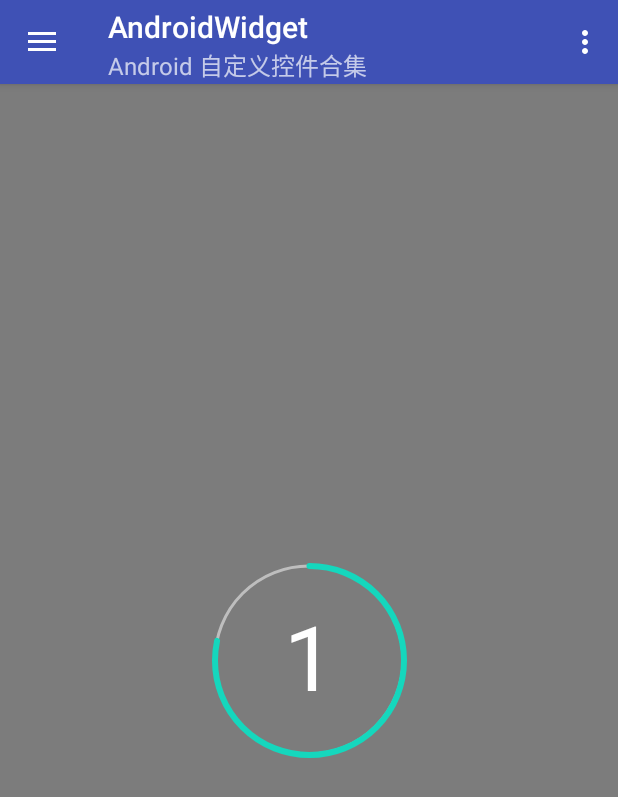
After one commit to supercoeus/AndroidWidget, an Android app: the fragment CountdownViewFragment placed in its activity, on a phone screen of 412 x 824 dp. The commit adds this screen. Shown: the top 797 px of the screen. Run offline under Robolectric (Android 15) with nearby library versions, the light colour scheme and no system bars; 1 statement that could not run was skipped.

Commit message:
Added countdown view

```diff
--- a/app/src/main/java/com/github/airsaid/androidwidget/MainFragment.java
+++ b/app/src/main/java/com/github/airsaid/androidwidget/MainFragment.java
@@ -5,29 +5,15 @@ import android.support.annotation.Nullable;
 import android.support.v4.app.Fragment;
 import android.support.v7.widget.LinearLayoutManager;
 import android.support.v7.widget.RecyclerView;
+import android.util.Log;
 import android.view.LayoutInflater;
 import android.view.View;
 import android.view.ViewGroup;
 
 import com.github.airsaid.androidwidget.adapter.ItemAdapter;
 import com.github.airsaid.androidwidget.data.Item;
-import com.github.airsaid.androidwidget.ui.AmountViewFragment;
-import com.github.airsaid.androidwidget.ui.BounceViewFragment;
-import com.github.airsaid.androidwidget.ui.CalendarViewFragment;
-import com.github.airsaid.androidwidget.ui.FlowLayoutFragment;
-import com.github.airsaid.androidwidget.ui.InputCodeLayoutFragment;
-import com.github.airsaid.androidwidget.ui.ProgressBarViewFragment;
-import com.github.airsaid.androidwidget.ui.SimpleLinearLayoutFragment;
-import com.github.airsaid.androidwidget.ui.StaffViewFragment;
-import com.github.airsaid.androidwidget.ui.SuperTextViewFragment;
-import com.github.airsaid.androidwidget.widget.AmountView;
-import com.github.airsaid.androidwidget.widget.BounceView;
-import com.github.airsaid.androidwidget.widget.FlowLayout;
-import com.github.airsaid.androidwidget.widget.InputCodeLayout;
-import com.github.airsaid.androidwidget.widget.ProgressBarView;
-import com.github.airsaid.androidwidget.widget.SimpleLinearLayout;
-import com.github.airsaid.androidwidget.widget.StaffView;
-import com.github.airsaid.androidwidget.widget.SuperTextView;
+import com.github.airsaid.androidwidget.ui.*;
+import com.github.airsaid.androidwidget.widget.*;
 import com.github.airsaid.calendarview.widget.CalendarView;
 
 import java.util.ArrayList;
@@ -79,6 +65,10 @@ public class MainFragment extends Fragment {
         mViewItems.add(new Item(ProgressBarView.class.getSimpleName(),
                 "自定义进度条 View",
                 ProgressBarViewFragment.class));
+
+        mViewItems.add(new Item(CountdownView.class.getSimpleName(),
+                "倒计时 View",
+                CountdownViewFragment.class));
 
         mHasViewItems.add(new Item(SuperTextView.class.getSimpleName(),
                 "增强版 TextView",
--- /dev/null
+++ b/app/src/main/java/com/github/airsaid/androidwidget/ui/CountdownViewFragment.java
@@ -0,0 +1,46 @@
+package com.github.airsaid.androidwidget.ui;
+
+import android.os.Bundle;
+import android.support.annotation.Nullable;
+import android.util.Log;
+import android.view.LayoutInflater;
+import android.view.View;
+import android.view.ViewGroup;
+import android.widget.Toast;
+import com.github.airsaid.androidwidget.R;
+import com.github.airsaid.androidwidget.widget.CountdownView;
+
+/**
+ * @author airsaid
+ */
+public class CountdownViewFragment extends BaseFragment {
+
+    private static final String TAG = CountdownViewFragment.class.getSimpleName();
+
+    private CountdownView mCountdownView;
+
+    @Nullable
+    @Override
+    public View onCreateView(LayoutInflater inflater, @Nullable ViewGroup container, @Nullable Bundle savedInstanceState) {
+        return inflater.inflate(R.layout.fragment_countdownview, container, false);
+    }
+
+    @Override
+    public void onViewCreated(View view, @Nullable Bundle savedInstanceState) {
+        super.onViewCreated(view, savedInstanceState);
+        mCountdownView = view.findViewById(R.id.countdownView);
+        mCountdownView.setOnCountdownListener((v, time) -> {
+            Log.d(TAG, "onCountdown time: " + time);
+
+            if (time == 0 && isVisible()) {
+                Toast.makeText(getContext(), "Countdown complete", Toast.LENGTH_SHORT).show();
+            }
+        });
+        mCountdownView.setOnClickListener(v -> {
+            mCountdownView.startCountdown(3);
+        });
+
+        mCountdownView.startCountdown(3);
+    }
+
+}
--- a/app/src/main/java/com/github/airsaid/androidwidget/ui/ProgressBarViewFragment.java
+++ b/app/src/main/java/com/github/airsaid/androidwidget/ui/ProgressBarViewFragment.java
@@ -35,7 +35,7 @@ public class ProgressBarViewFragment extends BaseFragment {
         super.onViewCreated(view, savedInstanceState);
         mRandom = new Random();
         mProgressBar = view.findViewById(R.id.progressBar);
-        view.findViewById(R.id.start).setOnClickListener(v -> {
+        mProgressBar.setOnClickListener(v -> {
             int progress = mRandom.nextInt(100);
             mProgressBar.setProgress(progress, true);
         });
--- a/app/src/main/java/com/github/airsaid/androidwidget/ui/StaffViewFragment.java
+++ b/app/src/main/java/com/github/airsaid/androidwidget/ui/StaffViewFragment.java
@@ -3,6 +3,7 @@ package com.github.airsaid.androidwidget.ui;
 import android.os.Bundle;
 import android.support.annotation.Nullable;
 import android.support.v4.app.Fragment;
+import android.util.Log;
 import android.view.LayoutInflater;
 import android.view.View;
 import android.view.ViewGroup;
@@ -97,4 +98,10 @@ public class StaffViewFragment extends BaseFragment implements View.OnClickListe
         }
     }
 
+    @Override
+    public void onDestroyView() {
+        mStaffView.stop();
+        super.onDestroyView();
+    }
+
 }
--- /dev/null
+++ b/app/src/main/java/com/github/airsaid/androidwidget/widget/CountdownView.java
@@ -0,0 +1,227 @@
+package com.github.airsaid.androidwidget.widget;
+
+import android.animation.ValueAnimator;
+import android.content.Context;
+import android.content.res.TypedArray;
+import android.graphics.Canvas;
+import android.graphics.Color;
+import android.graphics.Paint;
+import android.graphics.RectF;
+import android.support.annotation.ColorInt;
+import android.support.annotation.Nullable;
+import android.util.AttributeSet;
+import android.view.View;
+import android.view.animation.LinearInterpolator;
+import com.github.airsaid.androidwidget.R;
+
+/**
+ * 自定义倒计时 View。
+ *
+ * @author airsaid
+ */
+public class CountdownView extends View {
+
+    @ColorInt private int   mBorderColor;
+    private           float mBorderWidth;
+    @ColorInt private int   mProgressColor;
+    private           float mProgressWidth;
+    @ColorInt private int   mTextColor;
+    private           float mTextSize;
+    private           int   mTime;
+
+    private float mCurTime;
+    private int   mCurSecond;
+    private RectF mRectF = new RectF();
+    private Paint mPaint = new Paint(Paint.ANTI_ALIAS_FLAG);
+    private OnCountdownListener mOnCountdownListener;
+
+    public interface OnCountdownListener {
+        /**
+         * 倒计时。
+         *
+         * @param view 倒计时 View
+         * @param time 当前时间（单位秒）
+         */
+        void onCountdown(CountdownView view, int time);
+    }
+
+    public CountdownView(Context context) {
+        this(context, null);
+    }
+
+    public CountdownView(Context context, @Nullable AttributeSet attrs) {
+        this(context, attrs, 0);
+    }
+
+    public CountdownView(Context context, @Nullable AttributeSet attrs, int defStyleAttr) {
+        super(context, attrs, defStyleAttr);
+        TypedArray a = context.obtainStyledAttributes(attrs, R.styleable.CountdownView);
+        setBorderColor(a.getColor(R.styleable.CountdownView_cv_borderColor, Color.WHITE));
+        setBorderWidth(a.getDimension(R.styleable.CountdownView_cv_borderWidth, 4f));
+        setProgressColor(a.getColor(R.styleable.CountdownView_cv_progressColor, Color.WHITE));
+        setProgressWidth(a.getDimension(R.styleable.CountdownView_cv_progressWidth, 10f));
+        setTextColor(a.getColor(R.styleable.CountdownView_cv_textColor, Color.WHITE));
+        setTextSize(a.getDimensionPixelSize(R.styleable.CountdownView_cv_textSize, 28));
+        a.recycle();
+    }
+
+    /**
+     * 设置倒计时监听。
+     *
+     * @param listener 监听接口
+     */
+    public void setOnCountdownListener(OnCountdownListener listener) {
+        mOnCountdownListener = listener;
+    }
+
+    /**
+     * 设置倒计时边框颜色。
+     *
+     * @param color 倒计时边框颜色
+     */
+    public void setBorderColor(@ColorInt int color) {
+        if (color != mBorderColor) {
+            mBorderColor = color;
+        }
+    }
+
+    /**
+     * 设置倒计时边框宽度。
+     *
+     * @param width 倒计时边框宽度
+     */
+    public void setBorderWidth(float width) {
+        if (width != mBorderWidth) {
+            mBorderWidth = width;
+        }
+    }
+
+    /**
+     * 设置倒计时进度颜色。
+     *
+     * @param color 倒计时进度颜色
+     */
+    public void setProgressColor(@ColorInt int color) {
+        if (color != mProgressColor) {
+            mProgressColor = color;
+        }
+    }
+
+    /**
+     * 设置倒计时进度宽度。
+     *
+     * @param width 倒计时进度宽度
+     */
+    public void setProgressWidth(float width) {
+        if (width != mProgressWidth) {
+            mProgressWidth = width;
+        }
+    }
+
+    /**
+     * 设置倒计时文字颜色。
+     *
+     * @param color 文字颜色
+     */
+    public void setTextColor(@ColorInt int color) {
+        if (color != mTextColor) {
+            mTextColor = color;
+        }
+    }
+
+    /**
+     * 设置倒计时文字大小。
+     *
+     * @param size 文字大小
+     */
+    public void setTextSize(float size) {
+        if (size != mTextSize) {
+            mTextSize = size;
+        }
+    }
+
+    /**
+     * 设置倒计时时间。单位为秒。
+     *
+     * @param time 倒计时时间
+     */
+    public void setTime(int time) {
+        if (time != mTime) {
+            mTime = time;
+        }
+    }
+
+    /**
+     * 开始倒计时。
+     */
+    public void startCountdown() {
+        startCountdown(mTime);
+    }
+
+    /**
+     * 开始倒计时并指定倒计时时间。
+     *
+     * @param time 倒计时时间
+     */
+    public void startCountdown(int time) {
+        setTime(time);
+        start();
+    }
+
+    private void start() {
+        if (mTime <= 0) return;
+
+        ValueAnimator animator = ValueAnimator.ofFloat(0, mTime).setDuration(mTime * 1000);
+        animator.setInterpolator(new LinearInterpolator());
+        animator.addUpdateListener(new ValueAnimator.AnimatorUpdateListener() {
+            @Override
+            public void onAnimationUpdate(ValueAnimator animation) {
+                mCurTime = (float) animation.getAnimatedValue();
+                int time = mTime - (int) mCurTime;
+                if (time != mCurSecond) {
+                    mCurSecond = time;
+                    if (mOnCountdownListener != null) {
+                        mOnCountdownListener.onCountdown(CountdownView.this, time);
+                    }
+                }
+                invalidate();
+            }
+        });
+        animator.start();
+    }
+
+    @Override
+    protected void onDraw(Canvas canvas) {
+        super.onDraw(canvas);
+        if (mTime <= 0) return;
+
+        // draw border
+        mPaint.setColor(mBorderColor);
+        mPaint.setStyle(Paint.Style.STROKE);
+        mPaint.setStrokeWidth(mBorderWidth);
+        float cx = getWidth() / 2;
+        float cy = getHeight() / 2;
+        float radius = Math.min(cx, cy) - mProgressWidth / 2;
+        canvas.drawCircle(cx, cy, radius, mPaint);
+        // draw progress
+        if (mTime > 0) {
+            mRectF.left = 0 + mProgressWidth / 2;
+            mRectF.top = 0 + mProgressWidth / 2;
+            mRectF.right = getWidth() - mProgressWidth / 2;
+            mRectF.bottom = getHeight() - mProgressWidth / 2;
+            mPaint.setColor(mProgressColor);
+            mPaint.setStyle(Paint.Style.STROKE);
+            mPaint.setStrokeCap(Paint.Cap.ROUND);
+            mPaint.setStrokeWidth(mProgressWidth);
+            canvas.drawArc(mRectF, 270, 360 / mTime * mCurTime, false, mPaint);
+        }
+        // draw count down text
+        mPaint.setColor(mTextColor);
+        mPaint.setTextSize(mTextSize);
+        mPaint.setStyle(Paint.Style.FILL);
+        String time = String.valueOf(mCurSecond);
+        canvas.drawText(time, 0, time.length(), cx - mPaint.measureText(time) / 2,
+                cy - (mPaint.ascent() + mPaint.descent()) / 2, mPaint);
+    }
+
+}
--- /dev/null
+++ b/app/src/main/res/layout/fragment_countdownview.xml
@@ -0,0 +1,24 @@
+<?xml version="1.0" encoding="utf-8"?>
+<android.support.constraint.ConstraintLayout
+        xmlns:android="http://schemas.android.com/apk/res/android"
+        xmlns:app="http://schemas.android.com/apk/res-auto"
+        android:layout_width="match_parent"
+        android:layout_height="match_parent"
+        android:background="#80000000">
+
+    <com.github.airsaid.androidwidget.widget.CountdownView
+            android:id="@+id/countdownView"
+            app:cv_borderColor="#80FFFFFF"
+            app:cv_borderWidth="2dp"
+            app:cv_progressColor="#15D7BD"
+            app:cv_progressWidth="4dp"
+            app:cv_textSize="60sp"
+            app:layout_constraintStart_toStartOf="parent"
+            app:layout_constraintEnd_toEndOf="parent"
+            app:layout_constraintTop_toTopOf="parent"
+            app:layout_constraintBottom_toBottomOf="parent"
+            android:layout_width="130dp"
+            android:layout_height="130dp"/>
+
+
+</android.support.constraint.ConstraintLayout>
--- a/app/src/main/res/layout/fragment_progressbar_view.xml
+++ b/app/src/main/res/layout/fragment_progressbar_view.xml
@@ -14,11 +14,4 @@
         app:layout_constraintStart_toStartOf="parent"
         app:layout_constraintTop_toTopOf="parent" />
 
-    <Button
-        android:id="@+id/start"
-        android:layout_width="wrap_content"
-        android:layout_height="wrap_content"
-        android:text="start"
-        app:layout_constraintBottom_toBottomOf="parent" />
-
 </android.support.constraint.ConstraintLayout>
--- a/app/src/main/res/values/attrs.xml
+++ b/app/src/main/res/values/attrs.xml
@@ -128,4 +128,15 @@
         <attr name="pbv_describeOffsetY" format="dimension|reference" />
         <attr name="pbv_startAngle" format="float|reference" />
     </declare-styleable>
+
+    <!-- 倒计时 View -->
+    <declare-styleable name="CountdownView">
+        <attr name="cv_borderColor" format="color|reference"/>
+        <attr name="cv_borderWidth" format="dimension|reference"/>
+        <attr name="cv_progressColor" format="color|reference"/>
+        <attr name="cv_progressWidth" format="dimension|reference"/>
+        <attr name="cv_textColor" format="color|reference"/>
+        <attr name="cv_textSize" format="dimension|reference"/>
+        <attr name="cv_time" format="integer"/>
+    </declare-styleable>
 </resources>
```
